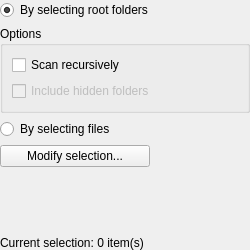
Before: the Qt Designer form ui/scanmodepage.ui in romeoxbm/depgraphv, drawn with Qt 5.
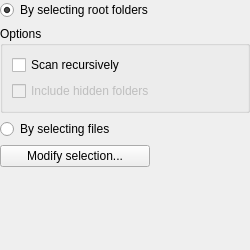
After: the same form once the commit is applied.

Commit message: - Added Graph::selectionCount method; - Added Project::indexOf( Graph ); - It's not possible to draw graphs when there's no item selected anymore (MainWindow); - Modified connections in scanmodepage.ui;

```diff
--- a/ui/scanmodepage.ui
+++ b/ui/scanmodepage.ui
@@ -131,7 +131,7 @@
       <item>
        <widget class="QLabel" name="selectionCount">
         <property name="text">
-         <string>Current selection: 0 item(s)</string>
+         <string notr="true"/>
         </property>
        </widget>
       </item>
```
Left out of the diff: 18 changed lines with no effect on the pictures. The commit also changes 6 other files.
